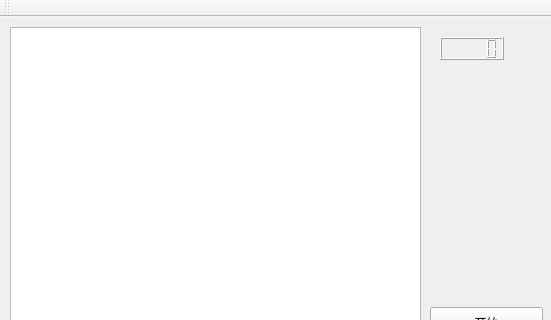
wocan23/BeatMouse, file mainwindow.ui: the form before one commit; both pictures show x 0 to 551 and y 0 to 320 of the 551 by 479 pixel window.
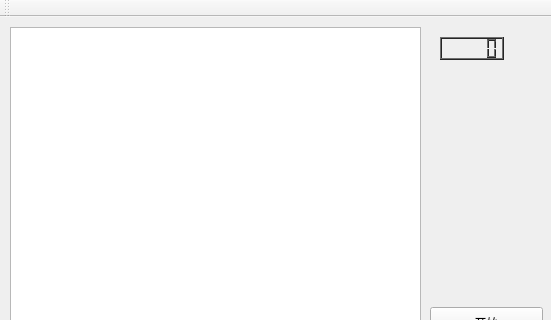
The form after the commit.

```diff
--- a/mainwindow.ui
+++ b/mainwindow.ui
@@ -72,6 +72,448 @@
       <height>23</height>
      </rect>
     </property>
+    <property name="palette">
+     <palette>
+      <active>
+       <colorrole role="WindowText">
+        <brush brushstyle="SolidPattern">
+         <color alpha="255">
+          <red>255</red>
+          <green>255</green>
+          <blue>255</blue>
+         </color>
+        </brush>
+       </colorrole>
+       <colorrole role="Button">
+        <brush brushstyle="SolidPattern">
+         <color alpha="255">
+          <red>74</red>
+          <green>74</green>
+          <blue>74</blue>
+         </color>
+        </brush>
+       </colorrole>
+       <colorrole role="Light">
+        <brush brushstyle="SolidPattern">
+         <color alpha="255">
+          <red>111</red>
+          <green>111</green>
+          <blue>111</blue>
+         </color>
+        </brush>
+       </colorrole>
+       <colorrole role="Midlight">
+        <brush brushstyle="SolidPattern">
+         <color alpha="255">
+          <red>92</red>
+          <green>92</green>
+          <blue>92</blue>
+         </color>
+        </brush>
+       </colorrole>
+       <colorrole role="Dark">
+        <brush brushstyle="SolidPattern">
+         <color alpha="255">
+          <red>37</red>
+          <green>37</green>
+          <blue>37</blue>
+         </color>
+        </brush>
+       </colorrole>
+       <colorrole role="Mid">
+        <brush brushstyle="SolidPattern">
+         <color alpha="255">
+          <red>49</red>
+          <green>49</green>
+          <blue>49</blue>
+         </color>
+        </brush>
+       </colorrole>
+       <colorrole role="Text">
+        <brush brushstyle="SolidPattern">
+         <color alpha="255">
+          <red>255</red>
+          <green>255</green>
+          <blue>255</blue>
+         </color>
+        </brush>
+       </colorrole>
+       <colorrole role="BrightText">
+        <brush brushstyle="SolidPattern">
+         <color alpha="255">
+          <red>255</red>
+          <green>255</green>
+          <blue>255</blue>
+         </color>
+        </brush>
+       </colorrole>
+       <colorrole role="ButtonText">
+        <brush brushstyle="SolidPattern">
+         <color alpha="255">
+          <red>255</red>
+          <green>255</green>
+          <blue>255</blue>
+         </color>
+        </brush>
+       </colorrole>
+       <colorrole role="Base">
+        <brush brushstyle="SolidPattern">
+         <color alpha="255">
+          <red>0</red>
+          <green>0</green>
+          <blue>0</blue>
+         </color>
+        </brush>
+       </colorrole>
+       <colorrole role="Window">
+        <brush brushstyle="SolidPattern">
+         <color alpha="255">
+          <red>74</red>
+          <green>74</green>
+          <blue>74</blue>
+         </color>
+        </brush>
+       </colorrole>
+       <colorrole role="Shadow">
+        <brush brushstyle="SolidPattern">
+         <color alpha="255">
+          <red>0</red>
+          <green>0</green>
+          <blue>0</blue>
+         </color>
+        </brush>
+       </colorrole>
+       <colorrole role="AlternateBase">
+        <brush brushstyle="SolidPattern">
+         <color alpha="255">
+          <red>37</red>
+          <green>37</green>
+          <blue>37</blue>
+         </color>
+        </brush>
+       </colorrole>
+       <colorrole role="ToolTipBase">
+        <brush brushstyle="SolidPattern">
+         <color alpha="255">
+          <red>255</red>
+          <green>255</green>
+          <blue>220</blue>
+         </color>
+        </brush>
+       </colorrole>
+       <colorrole role="ToolTipText">
+        <brush brushstyle="SolidPattern">
+         <color alpha="255">
+          <red>0</red>
+          <green>0</green>
+          <blue>0</blue>
+         </color>
+        </brush>
+       </colorrole>
+       <colorrole role="PlaceholderText">
+        <brush brushstyle="SolidPattern">
+         <color alpha="128">
+          <red>255</red>
+          <green>255</green>
+          <blue>255</blue>
+         </color>
+        </brush>
+       </colorrole>
+      </active>
+      <inactive>
+       <colorrole role="WindowText">
+        <brush brushstyle="SolidPattern">
+         <color alpha="255">
+          <red>255</red>
+          <green>255</green>
+          <blue>255</blue>
+         </color>
+        </brush>
+       </colorrole>
+       <colorrole role="Button">
+        <brush brushstyle="SolidPattern">
+         <color alpha="255">
+          <red>74</red>
+          <green>74</green>
+          <blue>74</blue>
+         </color>
+        </brush>
+       </colorrole>
+       <colorrole role="Light">
+        <brush brushstyle="SolidPattern">
+         <color alpha="255">
+          <red>111</red>
+          <green>111</green>
+          <blue>111</blue>
+         </color>
+        </brush>
+       </colorrole>
+       <colorrole role="Midlight">
+        <brush brushstyle="SolidPattern">
+         <color alpha="255">
+          <red>92</red>
+          <green>92</green>
+          <blue>92</blue>
+         </color>
+        </brush>
+       </colorrole>
+       <colorrole role="Dark">
+        <brush brushstyle="SolidPattern">
+         <color alpha="255">
+          <red>37</red>
+          <green>37</green>
+          <blue>37</blue>
+         </color>
+        </brush>
+       </colorrole>
+       <colorrole role="Mid">
+        <brush brushstyle="SolidPattern">
+         <color alpha="255">
+          <red>49</red>
+          <green>49</green>
+          <blue>49</blue>
+         </color>
+        </brush>
+       </colorrole>
+       <colorrole role="Text">
+        <brush brushstyle="SolidPattern">
+         <color alpha="255">
+          <red>255</red>
+          <green>255</green>
+          <blue>255</blue>
+         </color>
+        </brush>
+       </colorrole>
+       <colorrole role="BrightText">
+        <brush brushstyle="SolidPattern">
+         <color alpha="255">
+          <red>255</red>
+          <green>255</green>
+          <blue>255</blue>
+         </color>
+        </brush>
+       </colorrole>
+       <colorrole role="ButtonText">
+        <brush brushstyle="SolidPattern">
+         <color alpha="255">
+          <red>255</red>
+          <green>255</green>
+          <blue>255</blue>
+         </color>
+        </brush>
+       </colorrole>
+       <colorrole role="Base">
+        <brush brushstyle="SolidPattern">
+         <color alpha="255">
+          <red>0</red>
+          <green>0</green>
+          <blue>0</blue>
+         </color>
+        </brush>
+       </colorrole>
+       <colorrole role="Window">
+        <brush brushstyle="SolidPattern">
+         <color alpha="255">
+          <red>74</red>
+          <green>74</green>
+          <blue>74</blue>
+         </color>
+        </brush>
+       </colorrole>
+       <colorrole role="Shadow">
+        <brush brushstyle="SolidPattern">
+         <color alpha="255">
+          <red>0</red>
+          <green>0</green>
+          <blue>0</blue>
+         </color>
+        </brush>
+       </colorrole>
+       <colorrole role="AlternateBase">
+        <brush brushstyle="SolidPattern">
+         <color alpha="255">
+          <red>37</red>
+          <green>37</green>
+          <blue>37</blue>
+         </color>
+        </brush>
+       </colorrole>
+       <colorrole role="ToolTipBase">
+        <brush brushstyle="SolidPattern">
+         <color alpha="255">
+          <red>255</red>
+          <green>255</green>
+          <blue>220</blue>
+         </color>
+        </brush>
+       </colorrole>
+       <colorrole role="ToolTipText">
+        <brush brushstyle="SolidPattern">
+         <color alpha="255">
+          <red>0</red>
+          <green>0</green>
+          <blue>0</blue>
+         </color>
+        </brush>
+       </colorrole>
+       <colorrole role="PlaceholderText">
+        <brush brushstyle="SolidPattern">
+         <color alpha="128">
+          <red>255</red>
+          <green>255</green>
+          <blue>255</blue>
+         </color>
+        </brush>
+       </colorrole>
+      </inactive>
+      <disabled>
+       <colorrole role="WindowText">
+        <brush brushstyle="SolidPattern">
+         <color alpha="255">
+          <red>37</red>
+          <green>37</green>
+          <blue>37</blue>
+         </color>
+        </brush>
+       </colorrole>
+       <colorrole role="Button">
+        <brush brushstyle="SolidPattern">
+         <color alpha="255">
+          <red>74</red>
+          <green>74</green>
+          <blue>74</blue>
+         </color>
+        </brush>
+       </colorrole>
+       <colorrole role="Light">
+        <brush brushstyle="SolidPattern">
+         <color alpha="255">
+          <red>111</red>
+          <green>111</green>
+          <blue>111</blue>
+         </color>
+        </brush>
+       </colorrole>
+       <colorrole role="Midlight">
+        <brush brushstyle="SolidPattern">
+         <color alpha="255">
+          <red>92</red>
+          <green>92</green>
+          <blue>92</blue>
+         </color>
+        </brush>
+       </colorrole>
+       <colorrole role="Dark">
+        <brush brushstyle="SolidPattern">
+         <color alpha="255">
+          <red>37</red>
+          <green>37</green>
+          <blue>37</blue>
+         </color>
+        </brush>
+       </colorrole>
+       <colorrole role="Mid">
+        <brush brushstyle="SolidPattern">
+         <color alpha="255">
+          <red>49</red>
+          <green>49</green>
+          <blue>49</blue>
+         </color>
+        </brush>
+       </colorrole>
+       <colorrole role="Text">
+        <brush brushstyle="SolidPattern">
+         <color alpha="255">
+          <red>37</red>
+          <green>37</green>
+          <blue>37</blue>
+         </color>
+        </brush>
+       </colorrole>
+       <colorrole role="BrightText">
+        <brush brushstyle="SolidPattern">
+         <color alpha="255">
+          <red>255</red>
+          <green>255</green>
+          <blue>255</blue>
+         </color>
+        </brush>
+       </colorrole>
+       <colorrole role="ButtonText">
+        <brush brushstyle="SolidPattern">
+         <color alpha="255">
+          <red>37</red>
+          <green>37</green>
+          <blue>37</blue>
+         </color>
+        </brush>
+       </colorrole>
+       <colorrole role="Base">
+        <brush brushstyle="SolidPattern">
+         <color alpha="255">
+          <red>74</red>
+          <green>74</green>
+          <blue>74</blue>
+         </color>
+        </brush>
+       </colorrole>
+       <colorrole role="Window">
+        <brush brushstyle="SolidPattern">
+         <color alpha="255">
+          <red>74</red>
+          <green>74</green>
+          <blue>74</blue>
+         </color>
+        </brush>
+       </colorrole>
+       <colorrole role="Shadow">
+        <brush brushstyle="SolidPattern">
+         <color alpha="255">
+          <red>0</red>
+          <green>0</green>
+          <blue>0</blue>
+         </color>
+        </brush>
+       </colorrole>
+       <colorrole role="AlternateBase">
+        <brush brushstyle="SolidPattern">
+         <color alpha="255">
+          <red>74</red>
+          <green>74</green>
+          <blue>74</blue>
+         </color>
+        </brush>
+       </colorrole>
+       <colorrole role="ToolTipBase">
+        <brush brushstyle="SolidPattern">
+         <color alpha="255">
+          <red>255</red>
+          <green>255</green>
+          <blue>220</blue>
+         </color>
+        </brush>
+       </colorrole>
+       <colorrole role="ToolTipText">
+        <brush brushstyle="SolidPattern">
+         <color alpha="255">
+          <red>0</red>
+          <green>0</green>
+          <blue>0</blue>
+         </color>
+        </brush>
+       </colorrole>
+       <colorrole role="PlaceholderText">
+        <brush brushstyle="SolidPattern">
+         <color alpha="128">
+          <red>255</red>
+          <green>255</green>
+          <blue>255</blue>
+         </color>
+        </brush>
+       </colorrole>
+      </disabled>
+     </palette>
+    </property>
    </widget>
   </widget>
   <widget class="QMenuBar" name="menuBar">
```
